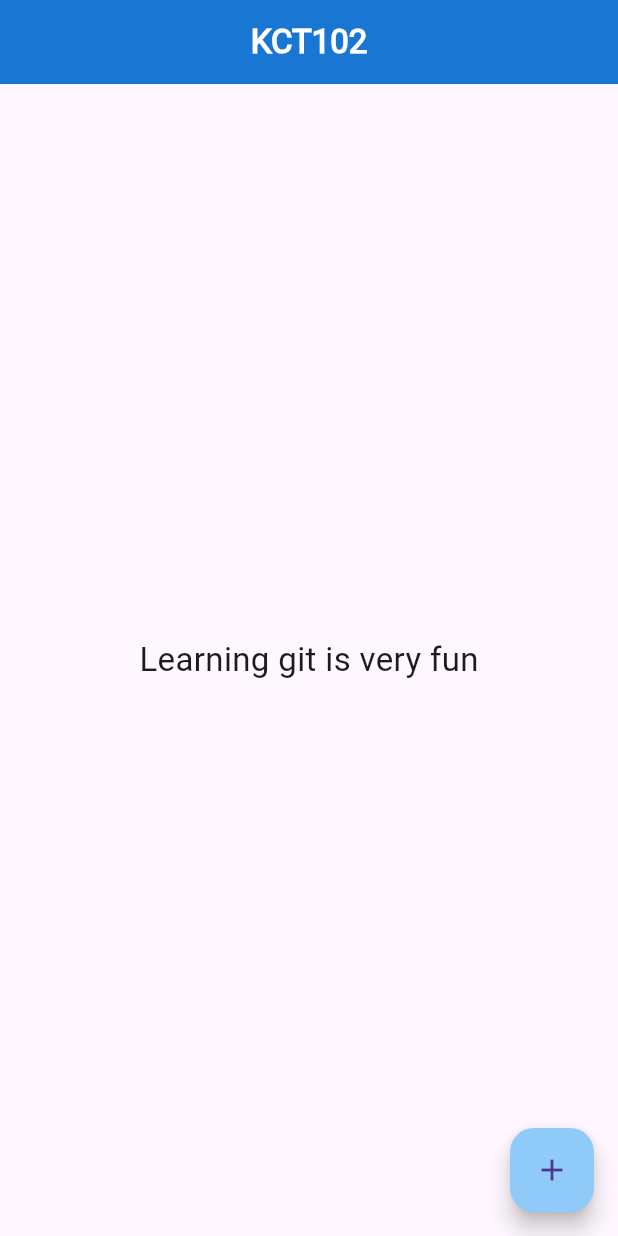
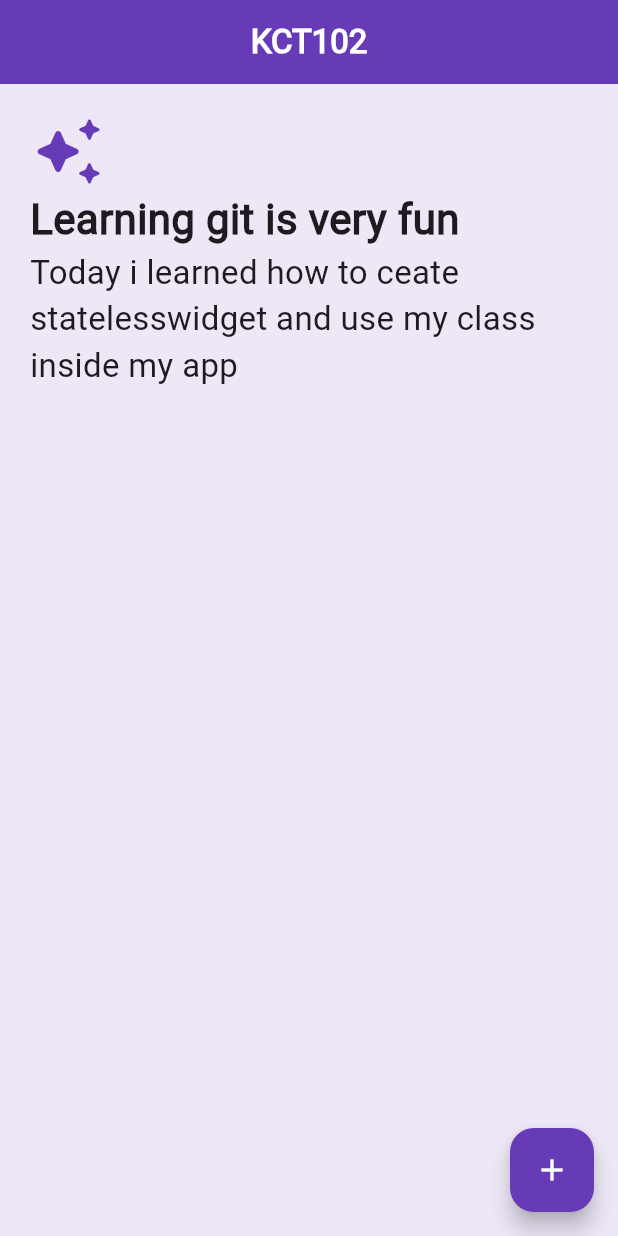
Before and after one commit to imfryad/flutter_course, a Flutter app: the screen it shows after launch, after a tap on the "add" icon, on a phone screen of 412 x 824 dp. Run offline on Flutter 3.47's test engine with Material 3 defaults, Android fonts, the phone set to English and light mode, and no system bars.

Commit message:
updating UI, creating new stateless class

```diff
--- a/lib/main.dart
+++ b/lib/main.dart
@@ -1,7 +1,13 @@
 import 'package:flutter/material.dart';
 
 void main() {
-  runApp(const Home());
+  runApp(
+    MaterialApp(
+      theme: ThemeData(scaffoldBackgroundColor: Colors.deepPurple[50]),
+      debugShowCheckedModeBanner: false,
+      home: const Home(),
+    ),
+  );
 }
 
 class Home extends StatelessWidget {
@@ -9,11 +15,9 @@ class Home extends StatelessWidget {
 
   @override
   Widget build(BuildContext context) {
-    return MaterialApp(
-      debugShowCheckedModeBanner: false,
-      home: Scaffold(
+    return Scaffold(
       appBar: AppBar(
-          backgroundColor: Colors.blue[700],
+        backgroundColor: Colors.deepPurple,
         title: const Text(
           'KCT102',
           style: TextStyle(
@@ -25,20 +29,49 @@ class Home extends StatelessWidget {
         centerTitle: true,
       ),
       body: const Center(
-          child: Text(
+        // 1:5:00 lesson-2 , Row and Column
+        child: Padding(
+          padding: EdgeInsets.all(20.0),
+          child: Column(
+            //row and columns have children, it can take many widgets
+            mainAxisAlignment: MainAxisAlignment.start,
+            crossAxisAlignment: CrossAxisAlignment.start,
+            children: [
+              Icon(
+                Icons.auto_awesome_rounded,
+                size: 50.0,
+                color: Colors.deepPurple,
+              ),
+              Text(
                 'Learning git is very fun',
                 style: TextStyle(
-              fontSize: 22.0,
+                  fontSize: 28.0,
                   fontFamily: "english",
+                  fontWeight: FontWeight.w600,
+                ),
+              ),
+              NewPage(),
+            ],
           ),
         ),
       ),
       floatingActionButton: FloatingActionButton(
         onPressed: () {},
-          backgroundColor: Colors.blue[200],
-          child: const Icon(Icons.add),
-        ),
+        backgroundColor: Colors.deepPurple[500],
+        child: const Icon(Icons.add, color: Colors.white),
       ),
     );
   }
 }
+
+class NewPage extends StatelessWidget {
+  const NewPage({super.key});
+
+  @override
+  Widget build(BuildContext context) {
+    return const Text(
+      'Today i learned how to ceate statelesswidget and use my class inside my app',
+      style: TextStyle(fontSize: 22.0),
+    );
+  }
+}
```
Lines whose indentation alone changed are shown as unchanged.
